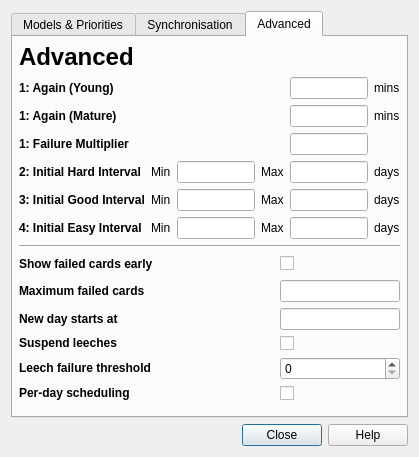
Before: the Qt Designer form designer/deckproperties.ui in ankitects/anki, drawn with Qt 5.
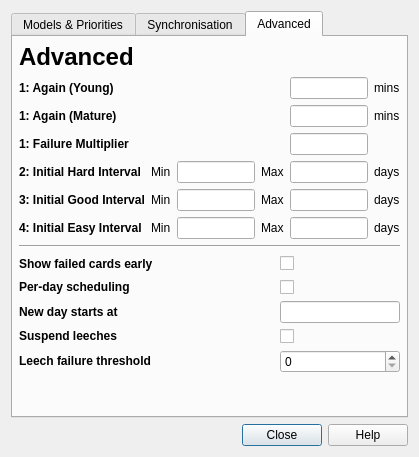
After: the same form once the commit is applied. The open tabs and pages were chosen to show the change.

Commit message:
new active/inactive tag handling, new study options screen
- break study options into multiple tabs
- inactive tags removed from menus and accessible via study options now
- save various study options immediately instead of requiring review button to
  be pressed

Patch:
```diff
--- a/designer/deckproperties.ui
+++ b/designer/deckproperties.ui
@@ -486,40 +486,14 @@
        </item>
        <item>
         <layout class="QGridLayout" name="gridLayout_5">
-         <item row="1" column="0">
-          <widget class="QLabel" name="label_12">
-           <property name="text">
-            <string>&lt;b&gt;Maximum failed cards&lt;/b&gt;</string>
-           </property>
-           <property name="openExternalLinks">
-            <bool>true</bool>
-           </property>
-          </widget>
-         </item>
-         <item row="1" column="1">
-          <spacer name="horizontalSpacer">
-           <property name="orientation">
-            <enum>Qt::Horizontal</enum>
-           </property>
-           <property name="sizeHint" stdset="0">
-            <size>
-             <width>40</width>
-             <height>20</height>
-            </size>
-           </property>
-          </spacer>
-         </item>
-         <item row="1" column="2">
-          <widget class="QLineEdit" name="failedCardMax"/>
-         </item>
-         <item row="3" column="0">
+         <item row="2" column="0">
           <widget class="QLabel" name="label_29">
            <property name="text">
             <string>&lt;b&gt;New day starts at&lt;/b&gt;</string>
            </property>
           </widget>
          </item>
-         <item row="3" column="1">
+         <item row="2" column="1">
           <spacer name="horizontalSpacer_3">
            <property name="orientation">
             <enum>Qt::Horizontal</enum>
@@ -532,7 +506,7 @@
            </property>
           </spacer>
          </item>
-         <item row="3" column="2">
+         <item row="2" column="2">
           <widget class="QLineEdit" name="timeOffset"/>
          </item>
          <item row="0" column="0">
@@ -565,38 +539,38 @@
            </property>
           </widget>
          </item>
-         <item row="4" column="0">
+         <item row="3" column="0">
           <widget class="QLabel" name="label_11">
            <property name="text">
             <string>&lt;b&gt;Suspend leeches&lt;/b&gt;</string>
            </property>
           </widget>
          </item>
-         <item row="4" column="2">
+         <item row="3" column="2">
           <widget class="QCheckBox" name="suspendLeeches">
            <property name="text">
             <string/>
            </property>
           </widget>
          </item>
-         <item row="5" column="0">
+         <item row="4" column="0">
           <widget class="QLabel" name="label_15">
            <property name="text">
             <string>&lt;b&gt;Leech failure threshold&lt;/b&gt;</string>
            </property>
           </widget>
          </item>
-         <item row="5" column="2">
+         <item row="4" column="2">
           <widget class="QSpinBox" name="leechFails"/>
          </item>
-         <item row="6" column="0">
+         <item row="1" column="0">
           <widget class="QLabel" name="label_23">
            <property name="text">
             <string>&lt;b&gt;Per-day scheduling&lt;/b&gt;</string>
            </property>
           </widget>
          </item>
-         <item row="6" column="2">
+         <item row="1" column="2">
           <widget class="QCheckBox" name="perDay">
            <property name="text">
             <string/>
```
Left out of the diff: 3 changed lines with no effect on the pictures. The commit also changes 6 other files.
